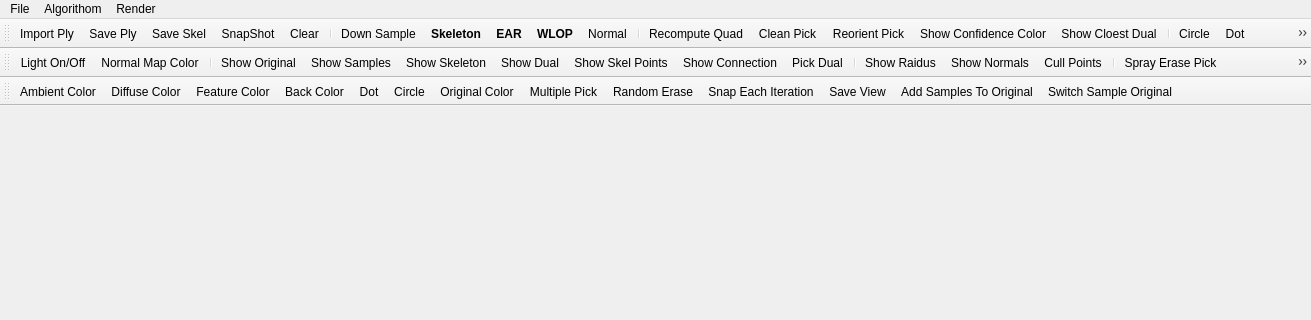
sunwaylive/Point-Cloud-Processing-2015, file point-cloud-2015/mainwindow.ui: the form before one commit; both pictures show x 0 to 1311 and y 0 to 320 of the 1311 by 573 pixel window.
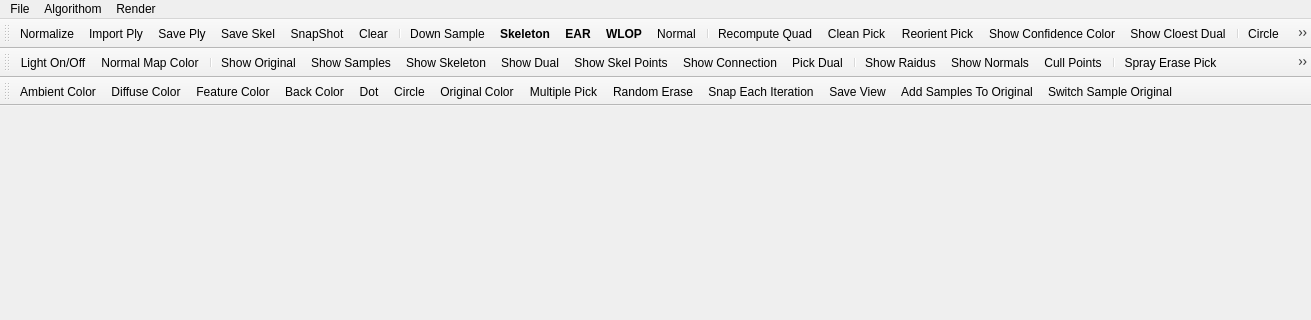
The form after the commit. Icons and pictures are not drawn.

```diff
--- a/point-cloud-2015/mainwindow.ui
+++ b/point-cloud-2015/mainwindow.ui
@@ -229,6 +229,7 @@
    <attribute name="toolBarBreak">
     <bool>false</bool>
    </attribute>
+   <addaction name="actionNormalize"/>
    <addaction name="actionImport_Ply"/>
    <addaction name="actionSave_Ply"/>
    <addaction name="actionSave_Skel"/>
```
